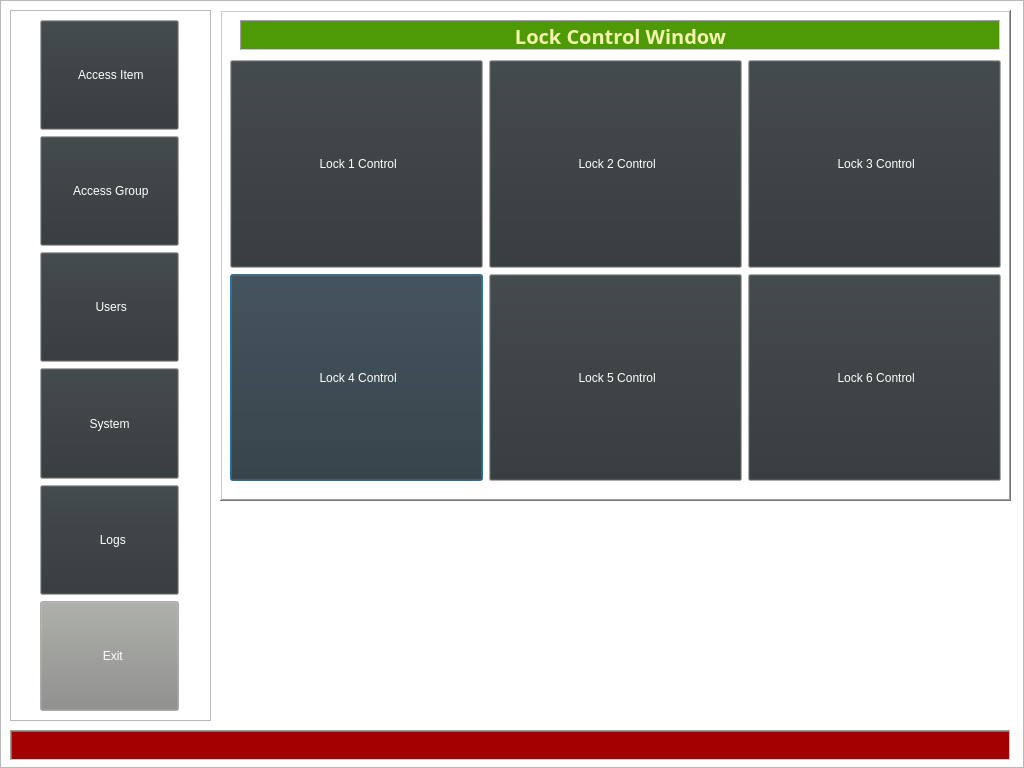
Qt form lock_screen.ui (swodaemkram/aces) before a commit.
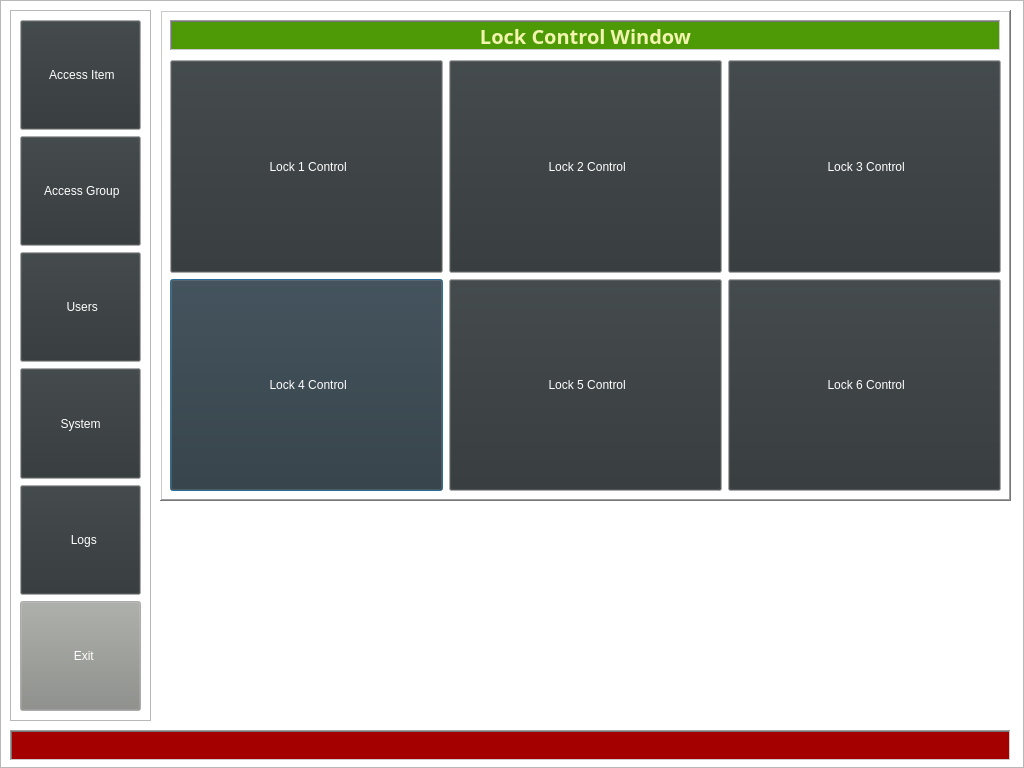
The same form after that commit. Icons and pictures are not drawn.

Commit message: Have on screen keyboard and encryption working

```diff
--- a/lock_screen.ui
+++ b/lock_screen.ui
@@ -32,9 +32,9 @@
   <widget class="QFrame" name="frame">
    <property name="geometry">
     <rect>
-     <x>220</x>
+     <x>160</x>
      <y>10</y>
-     <width>791</width>
+     <width>851</width>
      <height>491</height>
     </rect>
    </property>
@@ -49,8 +49,8 @@
      <rect>
       <x>10</x>
       <y>50</y>
-      <width>771</width>
-      <height>421</height>
+      <width>831</width>
+      <height>431</height>
      </rect>
     </property>
     <layout class="QGridLayout" name="gridLayout">
@@ -581,9 +581,9 @@
    <widget class="QLabel" name="label">
     <property name="geometry">
      <rect>
-      <x>20</x>
+      <x>10</x>
       <y>10</y>
-      <width>761</width>
+      <width>831</width>
       <height>31</height>
      </rect>
     </property>
@@ -766,7 +766,7 @@
     <rect>
      <x>10</x>
      <y>10</y>
-     <width>201</width>
+     <width>141</width>
      <height>711</height>
     </rect>
    </property>
@@ -779,9 +779,9 @@
    <widget class="QWidget" name="verticalLayoutWidget">
     <property name="geometry">
      <rect>
-      <x>30</x>
+      <x>10</x>
       <y>10</y>
-      <width>139</width>
+      <width>121</width>
       <height>691</height>
      </rect>
     </property>
```
The commit also changes 7 other files.
